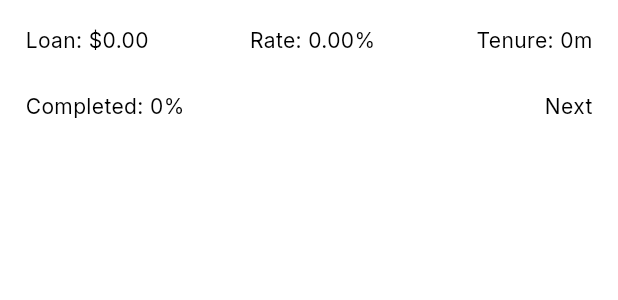
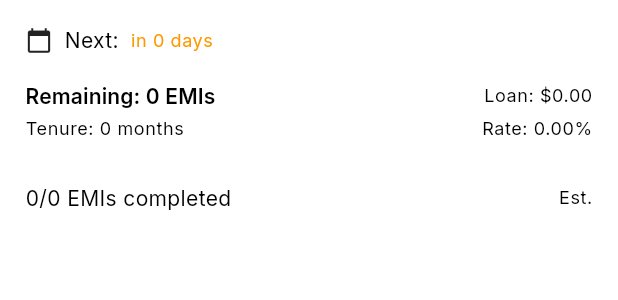
Before and after one commit to KameshEas/Cashlyze_Flutter, a Flutter app: the _PlanCard widget shown alone on an empty page, opened directly with empty values, on a phone screen of 412 x 824 dp. Shown: the top 300 px of the screen. Run offline on Flutter 3.47's test engine with Material 3 defaults, Android fonts, the phone set to English and light mode, and no system bars; our stand-ins replace dio, firebase_analytics, firebase_auth, firebase_core, firebase_crashlytics, firebase_database and 6 more; accounts and stored records are empty.

Commit message:
feat(emi): enhance dashboard UI with payment status and details
- Add payment status indicators (paid, overdue, due, upcoming)
- Display next payment date and days remaining/overdue
- Show estimated completion date
- Improve layout and visual hierarchy of loan details
- Add payment button with confirmation feedback

```diff
--- a/lib/features/emi/emi_dashboard_screen.dart
+++ b/lib/features/emi/emi_dashboard_screen.dart
@@ -67,37 +67,154 @@ class _PlanCard extends ConsumerWidget {
           final paidCount = items.where((e) => e.paid).length;
           final total = items.length;
           final progress = total == 0 ? 0.0 : paidCount / total;
-          final nextDue = items.firstWhere((e) => !e.paid, orElse: () => items.isNotEmpty ? items.last : EMIPayment(id: 'x', planId: plan.id, dueDate: plan.startDate, installment: 0, interest: 0, principal: 0, remainingPrincipal: 0, paid: false));
+          final pending = total - paidCount;
+          final nextDue = items.firstWhere(
+            (e) => !e.paid,
+            orElse: () => items.isNotEmpty
+                ? items.last
+                : EMIPayment(
+                    id: 'x',
+                    planId: plan.id,
+                    dueDate: plan.startDate,
+                    installment: 0,
+                    interest: 0,
+                    principal: 0,
+                    remainingPrincipal: 0,
+                    paid: false,
+                  ),
+          );
+          final days = nextDue.dueDate.difference(DateTime.now()).inDays;
+          final nextLabel = days >= 0 ? 'in $days days' : 'overdue by ${days.abs()} days';
+          final estCompletion = items.isNotEmpty ? items.last.dueDate : plan.startDate;
           return Column(crossAxisAlignment: CrossAxisAlignment.start, children: [
-            Row(mainAxisAlignment: MainAxisAlignment.spaceBetween, children: [
-              Text('Loan: ${formatAmount(plan.loanAmount, currency)}'),
-              Text('Rate: ${plan.annualInterestRate.toStringAsFixed(2)}%'),
-              Text('Tenure: ${plan.tenureMonths}m'),
+            Row(children: [
+              const Icon(Icons.calendar_today, size: 18),
+              const SizedBox(width: 8),
+              Text('Next: ${nextDue.dueDate.toLocal()}'.split(' ').first, style: Theme.of(context).textTheme.bodyMedium),
+              const SizedBox(width: 8),
+              Text(nextLabel, style: Theme.of(context).textTheme.bodySmall?.copyWith(color: Colors.orange)),
             ]),
             const SizedBox(height: 8),
-            LinearProgressIndicator(value: progress.clamp(0.0, 1.0), minHeight: 8, backgroundColor: Colors.white.withValues(alpha: 0.1), valueColor: AlwaysStoppedAnimation<Color>(progress >= 1 ? Colors.greenAccent : Colors.blueAccent)),
+            Container(height: 1, color: Colors.white.withValues(alpha: 0.06)),
             const SizedBox(height: 8),
-            Row(mainAxisAlignment: MainAxisAlignment.spaceBetween, children: [
-              Text('Completed: ${(progress * 100).toStringAsFixed(0)}%'),
-              Text('Next due: ${nextDue.dueDate.toLocal()}'.split(' ').first),
+            Row(children: [
+              Text('Remaining: $pending EMIs', style: Theme.of(context).textTheme.titleSmall?.copyWith(fontWeight: FontWeight.w600)),
+              const Spacer(),
+              Text('Loan: ${formatAmount(plan.loanAmount, currency)}', style: Theme.of(context).textTheme.bodySmall),
+            ]),
+            const SizedBox(height: 4),
+            Row(children: [
+              Text('Tenure: ${plan.tenureMonths} months', style: Theme.of(context).textTheme.bodySmall),
+              const Spacer(),
+              Text('Rate: ${plan.annualInterestRate.toStringAsFixed(2)}%', style: Theme.of(context).textTheme.bodySmall),
+            ]),
+            const SizedBox(height: 12),
+            LinearProgressIndicator(
+              value: progress.clamp(0.0, 1.0),
+              minHeight: 8,
+              backgroundColor: Colors.white.withValues(alpha: 0.1),
+              valueColor: AlwaysStoppedAnimation<Color>(progress >= 1 ? Colors.green : Theme.of(context).colorScheme.secondary),
+            ),
+            const SizedBox(height: 8),
+            Row(children: [
+              Expanded(child: Text('$paidCount/$total EMIs completed')),
+              const SizedBox(width: 8),
+              Text('Est. completion: ${estCompletion.toLocal()}'.split(' ').first, style: Theme.of(context).textTheme.bodySmall),
             ]),
             const SizedBox(height: 12),
             ListView.separated(
               shrinkWrap: true,
               physics: const NeverScrollableScrollPhysics(),
-              itemCount: items.length,
-              separatorBuilder: (_, __) => const SizedBox(height: 8),
+              itemCount: items.where((e) => !e.paid).isEmpty ? 0 : 1,
+              separatorBuilder: (_, __) => const SizedBox(height: 16),
               itemBuilder: (ctx, i) {
-                final e = items[i];
+                final e = items.firstWhere((x) => !x.paid, orElse: () => items.first);
+                final now = DateTime.now();
+                final isOverdue = !e.paid && e.dueDate.isBefore(DateTime(now.year, now.month, now.day));
+                final isDueToday = !e.paid && e.dueDate.toLocal().difference(DateTime(now.year, now.month, now.day)).inDays == 0;
+                final statusColor = e.paid
+                    ? Colors.green
+                    : isOverdue
+                        ? Colors.red
+                        : isDueToday
+                            ? Colors.orange
+                            : Theme.of(context).colorScheme.secondary;
+                final statusLabel = e.paid
+                    ? 'Paid'
+                    : isOverdue
+                        ? 'Overdue'
+                        : isDueToday
+                            ? 'Due'
+                            : 'Upcoming';
                 return Container(
-                  padding: const EdgeInsets.all(12),
-                  decoration: BoxDecoration(color: Theme.of(context).colorScheme.surface, borderRadius: BorderRadius.circular(12), border: Border.all(color: Colors.white.withValues(alpha: 0.05))),
-                  child: Row(mainAxisAlignment: MainAxisAlignment.spaceBetween, children: [
-                    Column(crossAxisAlignment: CrossAxisAlignment.start, children: [Text('Due: ${e.dueDate.toLocal()}'.split(' ').first), Text('Installment: ${formatAmount(e.installment, currency)}')]),
-                    e.paid
-                        ? const Icon(Icons.check_circle, color: Colors.green)
-                        : FilledButton(onPressed: () async {final user = ref.read(currentUserProvider); if (user == null) return; await ref.read(emiRepositoryProvider).markPaid(user.uid, plan.id, e.id);}, child: const Text('Mark paid')),
-                  ]),
+                  padding: const EdgeInsets.all(16),
+                  decoration: BoxDecoration(
+                    color: Theme.of(context).colorScheme.surface,
+                    borderRadius: BorderRadius.circular(12),
+                    border: Border.all(color: Colors.white.withValues(alpha: 0.05)),
+                  ),
+                  child: Row(
+                    children: [
+                      Expanded(
+                        child: Row(children: [
+                          const Icon(Icons.calendar_today, size: 18),
+                          const SizedBox(width: 8),
+                          Column(crossAxisAlignment: CrossAxisAlignment.start, children: [
+                            Text('Installment Amount', style: Theme.of(context).textTheme.bodySmall),
+                            Text(
+                              formatAmount(e.installment, currency),
+                              style: Theme.of(context).textTheme.titleMedium?.copyWith(fontWeight: FontWeight.bold),
+                            ),
+                            Text('Due: ${e.dueDate.toLocal()}'.split(' ').first, style: Theme.of(context).textTheme.bodySmall),
+                          ]),
+                        ]),
+                      ),
+                      Flexible(
+                        child: Align(
+                          alignment: Alignment.centerRight,
+                          child: Wrap(
+                            spacing: 8,
+                            runSpacing: 4,
+                            crossAxisAlignment: WrapCrossAlignment.center,
+                            children: [
+                              Container(
+                                padding: const EdgeInsets.symmetric(horizontal: 6, vertical: 3),
+                                decoration: BoxDecoration(
+                                  color: statusColor.withValues(alpha: 0.12),
+                                  borderRadius: BorderRadius.circular(12),
+                                  border: Border.all(color: statusColor.withValues(alpha: 0.25)),
+                                ),
+                                child: Row(children: [
+                                  Icon(
+                                    e.paid ? Icons.check : (isOverdue ? Icons.error_outline : Icons.schedule),
+                                    color: statusColor,
+                                    size: 16,
+                                  ),
+                                  const SizedBox(width: 4),
+                                  Text(statusLabel, style: Theme.of(context).textTheme.bodySmall?.copyWith(color: statusColor)),
+                                ]),
+                              ),
+                              if (!e.paid)
+                                FilledButton(
+                                  onPressed: () async {
+                                    final user = ref.read(currentUserProvider);
+                                    if (user == null) return;
+                                    await ref.read(emiRepositoryProvider).markPaid(user.uid, plan.id, e.id);
+                                    ScaffoldMessenger.of(context).showSnackBar(const SnackBar(content: Text('EMI marked as paid')));
+                                  },
+                                  style: FilledButton.styleFrom(
+                                    padding: const EdgeInsets.symmetric(horizontal: 12, vertical: 8),
+                                    visualDensity: VisualDensity.compact,
+                                  ),
+                                  child: const Text('Pay'),
+                                ),
+                              if (e.paid) const Icon(Icons.check_circle, color: Colors.green),
+                            ],
+                          ),
+                        ),
+                      ),
+                    ],
+                  ),
                 );
               },
             ),
```
Also changed, not shown: lib/routes/app_router.dart (+20 -20 lines).
